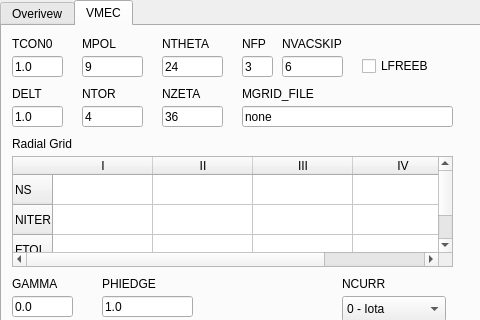
Before: the Qt Designer form pySTEL/STELLOPT.ui in PrincetonUniversity/STELLOPT, drawn with Qt 5; both pictures show x 0 to 480 and y 0 to 320 of the 893 by 634 pixel window.
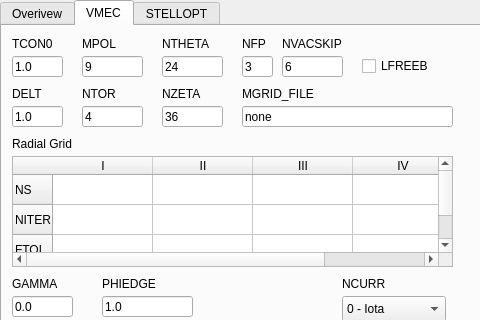
After: the same form once the commit is applied.

What changed in the file:
```diff
--- a/pySTEL/STELLOPT.ui
+++ b/pySTEL/STELLOPT.ui
@@ -712,6 +712,11 @@
       </property>
      </widget>
     </widget>
+    <widget class="QWidget" name="tab">
+     <attribute name="title">
+      <string>STELLOPT</string>
+     </attribute>
+    </widget>
    </widget>
   </widget>
   <widget class="QMenuBar" name="menubar">
```
